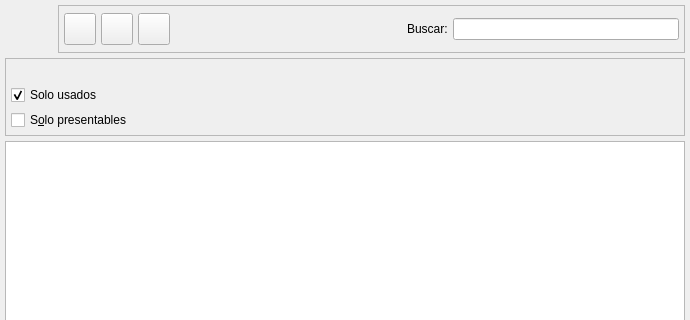
First picture: the form in bulmages/bulmatpv/plugins/pluginbt_articulosubform/articulosubformbase.ui, repository eboladev/Bulmages-1, before the edit; both pictures show x 0 to 690 and y 0 to 320 of the 690 by 490 pixel window.
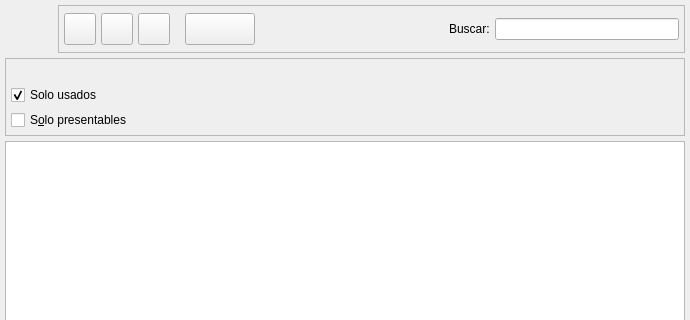
Second picture: the form after the edit. Icons and pictures are not drawn. Custom widgets are drawn as their Qt base class.

Commit message:
Pongo un nuevo botón en la ventana del listado de articulos para añadir el artículo seleccionado al ticket (En las pantallas táctiles es complicado hacer doble click).
Corrijo una errata en el CMakeLists.

Patch:
```diff
--- a/bulmages/bulmatpv/plugins/pluginbt_articulosubform/articulosubformbase.ui
+++ b/bulmages/bulmatpv/plugins/pluginbt_articulosubform/articulosubformbase.ui
@@ -286,14 +286,59 @@
          </widget>
         </item>
         <item>
-         <widget class="QFrame" name="mui_plugbotones" >
-          <property name="sizePolicy" >
-           <sizepolicy vsizetype="Preferred" hsizetype="Minimum" >
+         <spacer name="horizontalSpacer">
+          <property name="orientation">
+           <enum>Qt::Horizontal</enum>
+          </property>
+          <property name="sizeType">
+           <enum>QSizePolicy::Fixed</enum>
+          </property>
+          <property name="sizeHint" stdset="0">
+           <size>
+            <width>10</width>
+            <height>20</height>
+           </size>
+          </property>
+         </spacer>
+        </item>
+        <item>
+         <widget class="QPushButton" name="mui_seleccionar">
+          <property name="sizePolicy">
+           <sizepolicy hsizetype="Fixed" vsizetype="Fixed">
             <horstretch>0</horstretch>
             <verstretch>0</verstretch>
            </sizepolicy>
           </property>
-          <property name="frameShape" >
+          <property name="minimumSize">
+           <size>
+            <width>70</width>
+            <height>32</height>
+           </size>
+          </property>
+          <property name="text">
+           <string/>
+          </property>
+          <property name="icon">
+           <iconset resource="../../../bulmages.qrc">
+            <normaloff>:/Images/document-import.png</normaloff>:/Images/document-import.png</iconset>
+          </property>
+          <property name="iconSize">
+           <size>
+            <width>32</width>
+            <height>32</height>
+           </size>
+          </property>
+         </widget>
+        </item>
+        <item>
+         <widget class="QFrame" name="mui_plugbotones">
+          <property name="sizePolicy">
+           <sizepolicy hsizetype="Minimum" vsizetype="Preferred">
+            <horstretch>0</horstretch>
+            <verstretch>0</verstretch>
+           </sizepolicy>
+          </property>
+          <property name="frameShape">
            <enum>QFrame::NoFrame</enum>
           </property>
           <property name="frameShadow" >
@@ -347,7 +392,7 @@
    </item>
   </layout>
  </widget>
- <layoutdefault spacing="3" margin="5" />
+ <layoutdefault spacing="3" margin="5"/>
  <customwidgets>
   <customwidget>
    <class>BfBuscarTipoArticulo</class>
```
Left out of the diff: 207 changed lines with no effect on the pictures. The commit also changes 3 other files.
